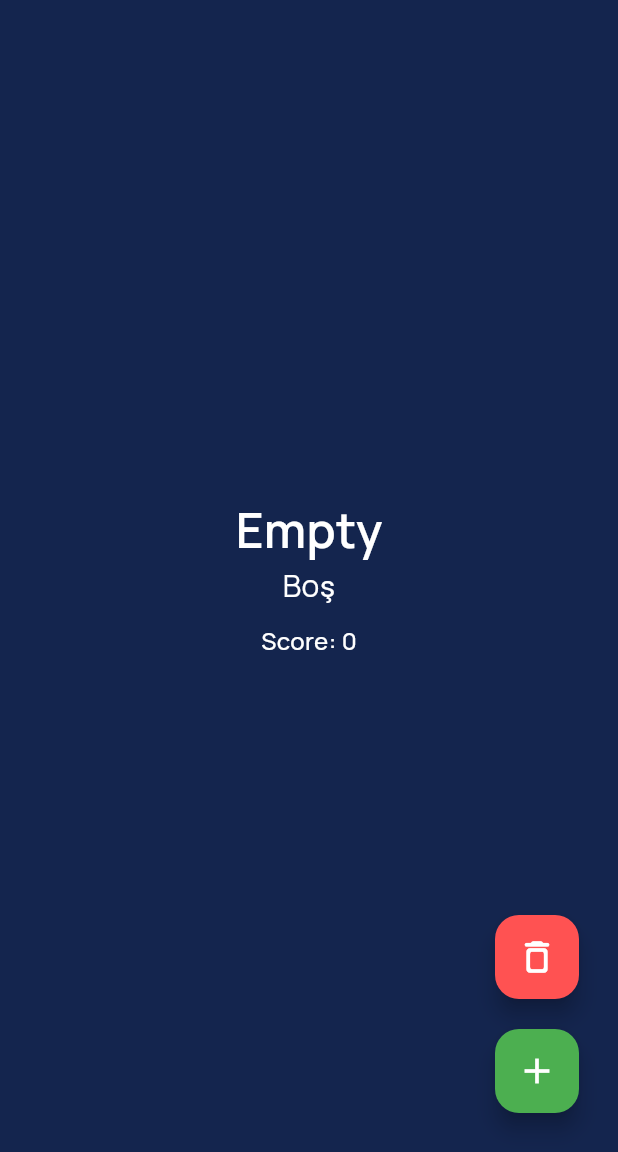
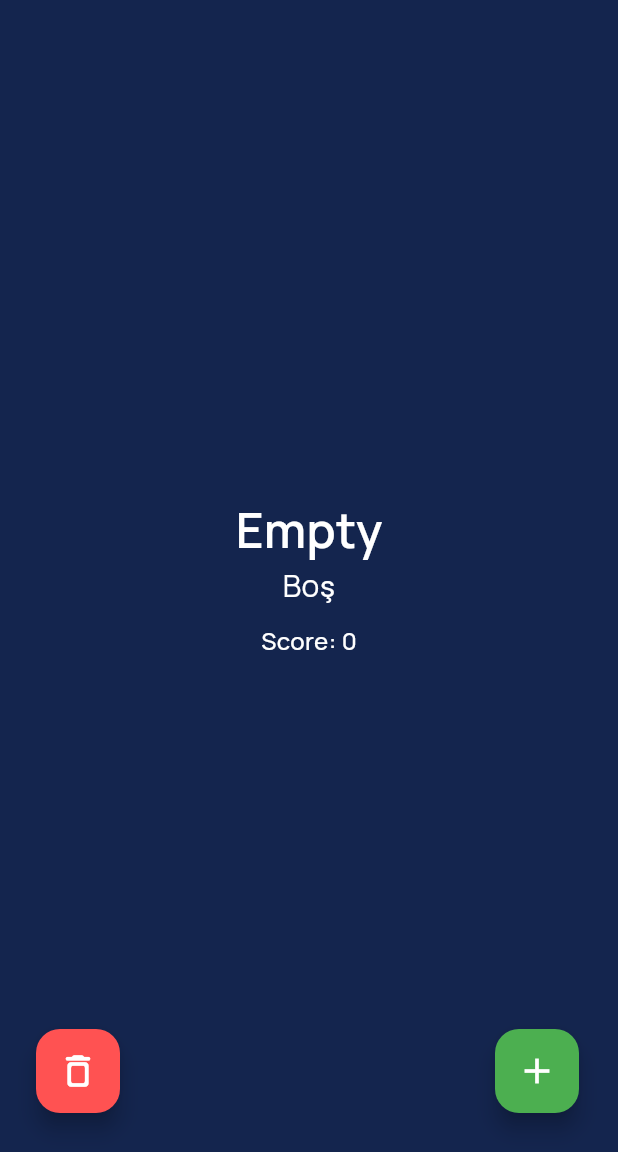
Before and after one commit to egemenocakli/colorword_new, a Flutter app: the HomeView screen opened by its route, on a phone screen of 412 x 824 dp, the part 84-1236 px from its top. Run offline on Flutter 3.47's test engine with Material 3 defaults, Android fonts, the phone set to English and light mode, and no system bars; our stand-ins replace auto_route, cloud_firestore, easy_localization, firebase_auth, firebase_core, firebase_crashlytics and 3 more; missing offline and left inert: simplytranslate; accounts and stored records are empty.

Commit message:
a few ui redesigned.

```diff
--- a/lib/pages/home/view/home_view.dart
+++ b/lib/pages/home/view/home_view.dart
@@ -45,8 +45,9 @@ class _HomeViewState extends State<HomeView> {
               children: [
                 //TODO:alttaki alan
                 const UserAccountsDrawerHeader(
-                  accountName: Text(""),
-                  accountEmail: Text("sundar@appmaking.co"),
+                  accountName: Text("", style: TextStyle(fontFamily: AppConstants.fontFamilyManrope)),
+                  accountEmail:
+                      Text("sundar@appmaking.co", style: TextStyle(fontFamily: AppConstants.fontFamilyManrope)),
                   currentAccountPicture: FlutterLogo(),
                   decoration: BoxDecoration(
                     image: DecorationImage(
@@ -57,19 +58,20 @@ class _HomeViewState extends State<HomeView> {
                 ),
                 ListTile(
                   leading: const Icon(Icons.person, color: Colors.blueAccent),
-                  title: const Text("Profile"),
+                  title: const Text("Profile", style: TextStyle(fontFamily: AppConstants.fontFamilyManrope)),
                   onTap: () {},
                 ),
                 ListTile(
                   leading: const Icon(Icons.app_registration_rounded, color: Colors.redAccent),
-                  title: const Text("Multiple-Choice Exam"),
+                  title:
+                      const Text("Multiple-Choice Exam", style: TextStyle(fontFamily: AppConstants.fontFamilyManrope)),
                   onTap: () {
                     context.router.push(const ExamRoute());
                   },
                 ),
                 ListTile(
                   leading: const Icon(FontPackage.edit_alt, color: Colors.orange),
-                  title: const Text("Written Exam"),
+                  title: const Text("Written Exam", style: TextStyle(fontFamily: AppConstants.fontFamilyManrope)),
                   onTap: () {
                     context.router.push(const WrittenExamRoute());
                   },
@@ -77,20 +79,28 @@ class _HomeViewState extends State<HomeView> {
               ],
             ),
           ),
-          floatingActionButton: Wrap(
-              direction: Axis.vertical,
-              alignment: WrapAlignment.end,
-              crossAxisAlignment: WrapCrossAlignment.end,
-              children: [
-                deleteWordButton(viewModel.onPageWord),
-                addNewWordFAB(),
-              ]),
+          floatingActionButton: Padding(
+            padding: const EdgeInsets.only(left: 30.0),
+            child: Row(
+                crossAxisAlignment: CrossAxisAlignment.end,
+                mainAxisAlignment: MainAxisAlignment.spaceBetween,
+                //direction: Axis.horizontal,
+                //alignment: WrapAlignment.end,
+                //crossAxisAlignment: WrapCrossAlignment.end,
+                children: [
+                  deleteWordButton(viewModel.onPageWord),
+                  addNewWordFAB(),
+                ]),
+          ),
           appBar: AppBar(
             elevation: 2,
             title: Text(
               AppConstants.appName,
               style: TextStyle(
-                  fontFamily: 'Manrope', fontWeight: FontWeight.w700, fontSize: 26, color: ColorConstants.white),
+                  fontFamily: AppConstants.fontFamilyManrope,
+                  fontWeight: FontWeight.w700,
+                  fontSize: 26,
+                  color: ColorConstants.white),
             ),
             centerTitle: true,
             actions: <Widget>[
@@ -194,17 +204,23 @@ class _HomeViewState extends State<HomeView> {
         children: [
           Text(word?.word ?? '-',
               style: TextStyle(
-                  fontFamily: 'Manrope', fontWeight: FontWeight.w600, fontSize: 32, color: ColorConstants.white)),
+                  fontFamily: AppConstants.fontFamilyManrope,
+                  fontWeight: FontWeight.w600,
+                  fontSize: 32,
+                  color: ColorConstants.white)),
           Text(
             word?.translatedWords?.firstOrNull ?? '-',
-            style: TextStyle(fontFamily: 'Manrope', color: ColorConstants.white, fontSize: 20),
+            style: TextStyle(fontFamily: AppConstants.fontFamilyManrope, color: ColorConstants.white, fontSize: 20),
           ),
           const SizedBox(
             height: 10,
           ),
           Text("Score: ${word!.score}",
               style: TextStyle(
-                  fontFamily: 'Manrope', fontWeight: FontWeight.w500, fontSize: 16, color: ColorConstants.white)),
+                  fontFamily: AppConstants.fontFamilyManrope,
+                  fontWeight: FontWeight.w500,
+                  fontSize: 16,
+                  color: ColorConstants.white)),
         ],
       ),
     );
--- a/lib/pages/written_exam/viewmodel/written_exam_viewmodel.dart
+++ b/lib/pages/written_exam/viewmodel/written_exam_viewmodel.dart
@@ -10,6 +10,7 @@ class WrittenExamViewModel extends BaseViewModel implements IWrittenExamService
   final WrittenExamService _writtenExamService = WrittenExamService();
   int _mistakes = 3;
   int _pageIndex = 0;
+  late int lastPageNumber;
 
   @override
   FutureOr<void> init() {}
```
Also changed, not shown: lib/eklenecekler.dart (+14 -0 lines), lib/pages/written_exam/view/written_exam_view.dart (+35 -25 lines).
